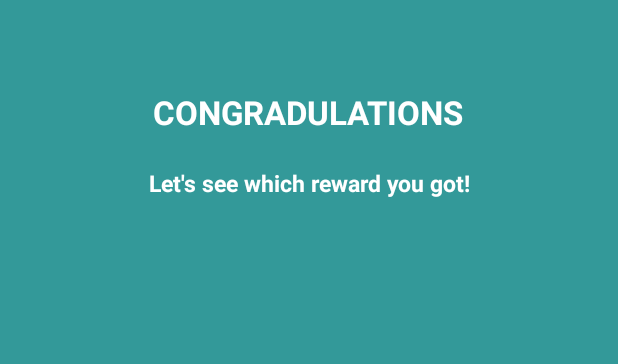
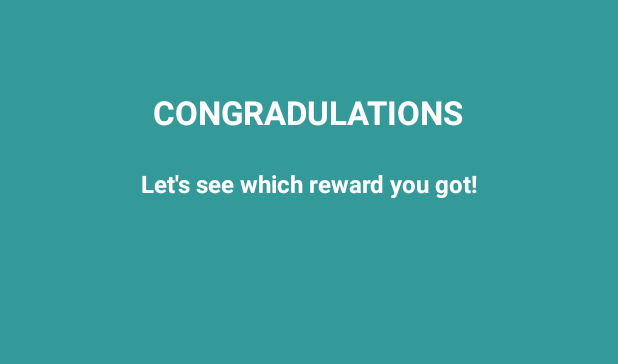
Before and after one commit to Taehillah/Walk_Buddy, an Android app: the layout activity_main2.xml on its own in the app's theme, with its tools: preview values and no code run, on a phone screen of 412 x 824 dp. Shown: the top 364 px of the screen. Run offline under Robolectric (Android 15) with nearby library versions, the phone set to English and light mode, and no system bars.

Commit message:
gui fixed

```diff
--- a/app/src/main/res/layout/activity_main2.xml
+++ b/app/src/main/res/layout/activity_main2.xml
@@ -33,7 +33,7 @@
         android:textAlignment="center"
         android:textColor="@color/white"
         android:textColorHint="@color/white"
-        android:textSize="15dp"
+        android:textSize="16dp"
         android:textStyle="bold"
         tools:ignore="MissingConstraints" />
 
```
